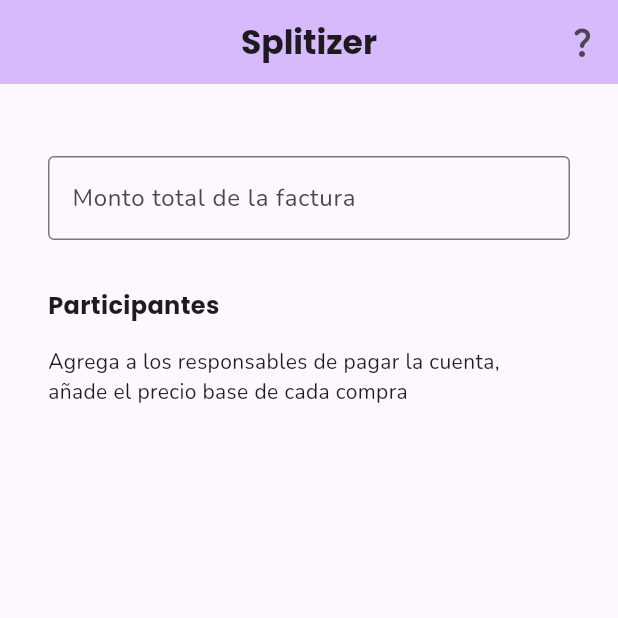
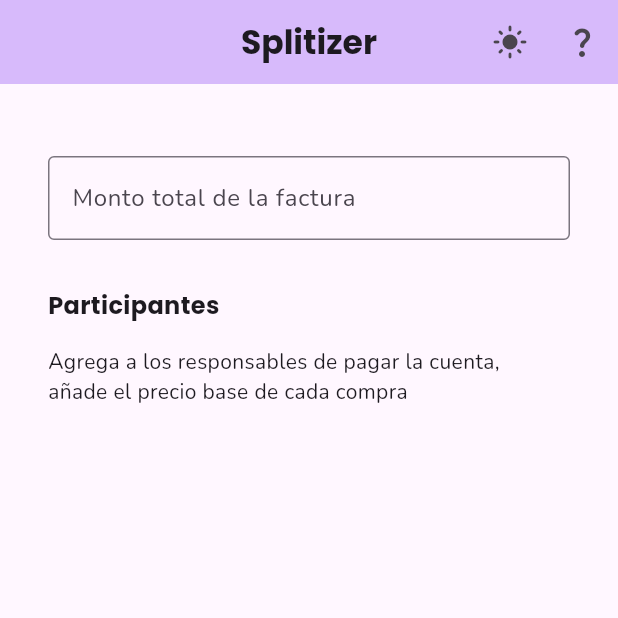
Before and after one commit to GabrielC-Web/Splitizer, a Flutter app: the screen it shows after launch, on a phone screen of 412 x 824 dp, the top half of it. Run offline on Flutter 3.47's test engine with Material 3 defaults, Android fonts, the light colour scheme and no system bars; our stand-ins replace flutter_riverpod, go_router, google_fonts, introduction_screen.

Commit message:
now users can change themeMode

```diff
--- a/lib/core/state/riverpod.dart
+++ b/lib/core/state/riverpod.dart
@@ -1,9 +1,10 @@
 import 'package:flutter_riverpod/flutter_riverpod.dart';
 import 'package:splitizer/core/state/riverpod_model.dart';
-import 'package:splitizer/models/person.dart';
 
 final riverpodPersonList = ChangeNotifierProvider<RiverpodModel>((ref) {
   return RiverpodModel(participants: []);
 });
 
-// final riverpodHardLevel
+final riverpodThemeMode = ChangeNotifierProvider<RiverpodThemeModeModel>((ref) {
+  return RiverpodThemeModeModel(themeMode: '');
+});
--- a/lib/main.dart
+++ b/lib/main.dart
@@ -2,16 +2,17 @@
 import 'package:flutter_riverpod/flutter_riverpod.dart';
 
 import 'core/routing/app_router.dart';
+import 'core/state/riverpod.dart';
 import 'core/theme/theme.dart';
 import 'core/theme/util.dart';
 
 void main() => runApp(ProviderScope(child: const SplitizerApp()));
 
-class SplitizerApp extends StatelessWidget {
+class SplitizerApp extends ConsumerWidget {
   const SplitizerApp({super.key});
 
   @override
-  Widget build(BuildContext context) {
+  Widget build(BuildContext context, WidgetRef ref) {
     final brightness = View.of(context).platformDispatcher.platformBrightness;
 
     TextTheme textTheme = createTextTheme(context, "Roboto", "Poppins");
@@ -22,7 +23,15 @@
       title: 'Splitizer',
       routerConfig: appRouter,
       debugShowCheckedModeBanner: false,
-      theme: brightness == Brightness.light ? theme.light() : theme.dark(),
+      theme: theme.light(),
+      darkTheme: theme.dark(),
+      themeMode: ref.watch(riverpodThemeMode).themeMode == 'light'
+          ? ThemeMode.light
+          : ref.watch(riverpodThemeMode).themeMode == 'dark'
+          ? ThemeMode.dark
+          : brightness == Brightness.light
+          ? ThemeMode.light
+          : ThemeMode.dark,
     );
   }
 }
--- a/lib/shared/app_scaffold.dart
+++ b/lib/shared/app_scaffold.dart
@@ -1,8 +1,10 @@
 import 'package:flutter/material.dart';
+import 'package:flutter_riverpod/flutter_riverpod.dart';
 import 'package:go_router/go_router.dart';
 import 'package:google_fonts/google_fonts.dart';
+import 'package:splitizer/core/state/riverpod.dart';
 
-class AppScaffold extends StatelessWidget {
+class AppScaffold extends ConsumerWidget {
   final String title;
   final Widget child;
   final bool showBack;
@@ -15,7 +17,7 @@
   });
 
   @override
-  Widget build(BuildContext context) {
+  Widget build(BuildContext context, WidgetRef ref) {
     return Scaffold(
       appBar: AppBar(
         centerTitle: true,
@@ -35,7 +37,16 @@
         actions: [
           IconButton(
             onPressed: () {
-              print('route ${ModalRoute.of(context)?.settings}');
+              ref.read(riverpodThemeMode).themeMode == 'light'
+                  ? ref.read(riverpodThemeMode).setThemeMode('dark')
+                  : ref.read(riverpodThemeMode).setThemeMode('light');
+            },
+            icon: ref.read(riverpodThemeMode).themeMode == 'light'
+                ? Icon(Icons.dark_mode)
+                : Icon(Icons.light_mode),
+          ),
+          IconButton(
+            onPressed: () {
               GoRouter.of(context).state.name == 'bill'
                   ? context.go('/intro')
                   : context.go('/bill');
--- a/pubspec.yaml
+++ b/pubspec.yaml
@@ -16,7 +16,7 @@
 # https://developer.apple.com/library/archive/documentation/General/Reference/InfoPlistKeyReference/Articles/CoreFoundationKeys.html
 # In Windows, build-name is used as the major, minor, and patch parts
 # of the product and file versions while build-number is used as the build suffix.
-version: 1.0.5+4
+version: 1.0.6+5
 
 environment:
   sdk: ^3.8.1
```
Also changed, not shown: lib/core/state/riverpod_model.dart (+11 -0 lines).
